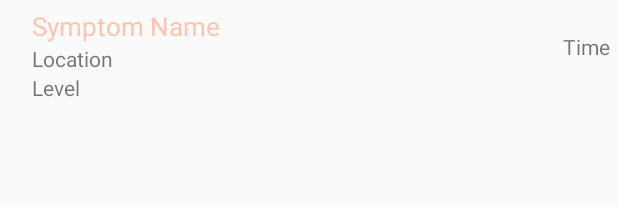
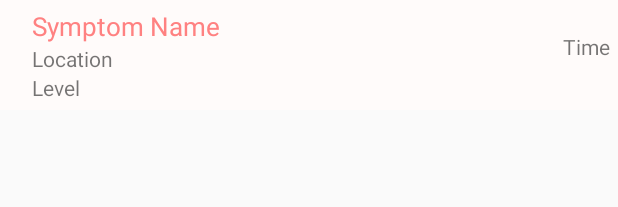
Before and after one commit to WorldofKerry/Medicare, an Android app: the layout item_symptom.xml on its own in the app's theme, with its tools: preview values and no code run, on a phone screen of 412 x 824 dp. Shown: the top 207 px of the screen. Run offline under Robolectric (Android 15) with nearby library versions, the phone set to English and light mode, and no system bars.

Commit message:
WIP temporary for roland to see

```diff
--- a/app/src/main/res/layout/item_symptom.xml
+++ b/app/src/main/res/layout/item_symptom.xml
@@ -2,6 +2,7 @@
 <LinearLayout xmlns:android="http://schemas.android.com/apk/res/android"
     android:orientation="horizontal" android:layout_width="match_parent"
     android:layout_height="wrap_content"
+    android:background="@color/colorOffWhiteForText"
     android:padding="5dp">
 
     <LinearLayout
@@ -15,7 +16,7 @@
             android:layout_width="wrap_content"
             android:layout_height="wrap_content"
             android:textSize="17sp"
-            android:textColor="@color/colorAccent"
+            android:textColor="@color/colorFloatingRed"
             android:text="@string/symptom_name"
             android:id="@+id/name_symptom"/>
 
--- a/app/src/main/res/values/colors.xml
+++ b/app/src/main/res/values/colors.xml
@@ -1,10 +1,14 @@
 <?xml version="1.0" encoding="utf-8"?>
 <resources>
-    <color name="colorPrimary">#FFFFFF</color>
+    <color name="colorPrimary">#1FF7FF</color>
     <color name="colorButtonBlue">#C7DBE6</color>
     <color name="colorPrimaryDark">#00574B</color>
     <color name="colorAccent">#FFC4B1</color>
     <color name="backgroundfragment">#FFFFFF</color>
     <color name="colorWhite">#FFFFFF</color>
     <color name="colorBlack">#000000</color>
+    <color name="colorOffWhiteForText">#FFFBFA</color>
+    <color name="colorFloatingRed">#FF8181</color>
+    <color name="colorFloatingDarkRed">#FF5181</color>
+
 </resources>
--- a/app/src/main/res/values/styles.xml
+++ b/app/src/main/res/values/styles.xml
@@ -3,13 +3,12 @@
     <!-- Base application theme. -->
     <style name="AppTheme" parent="Theme.AppCompat.Light.DarkActionBar">
         <!-- Customize your theme here. -->
+        <item name="android:textColorPrimary">@color/colorBlack</item>
         <item name="colorPrimary">@color/colorPrimary</item>
         <item name="colorPrimaryDark">@color/colorPrimaryDark</item>
         <item name="colorAccent">@color/colorAccent</item>
-    </style>
 
-    <style name="AppTheme.AppBarOverlay" parent="ThemeOverlay.AppCompat.Dark.ActionBar">
-        <item name="android:textColorPrimary">@color/colorBlack</item>
+
     </style>
 
     <style name="customFab">
```
Also changed, not shown: app/src/main/res/layout/activity_main.xml (+11 -4 lines).
